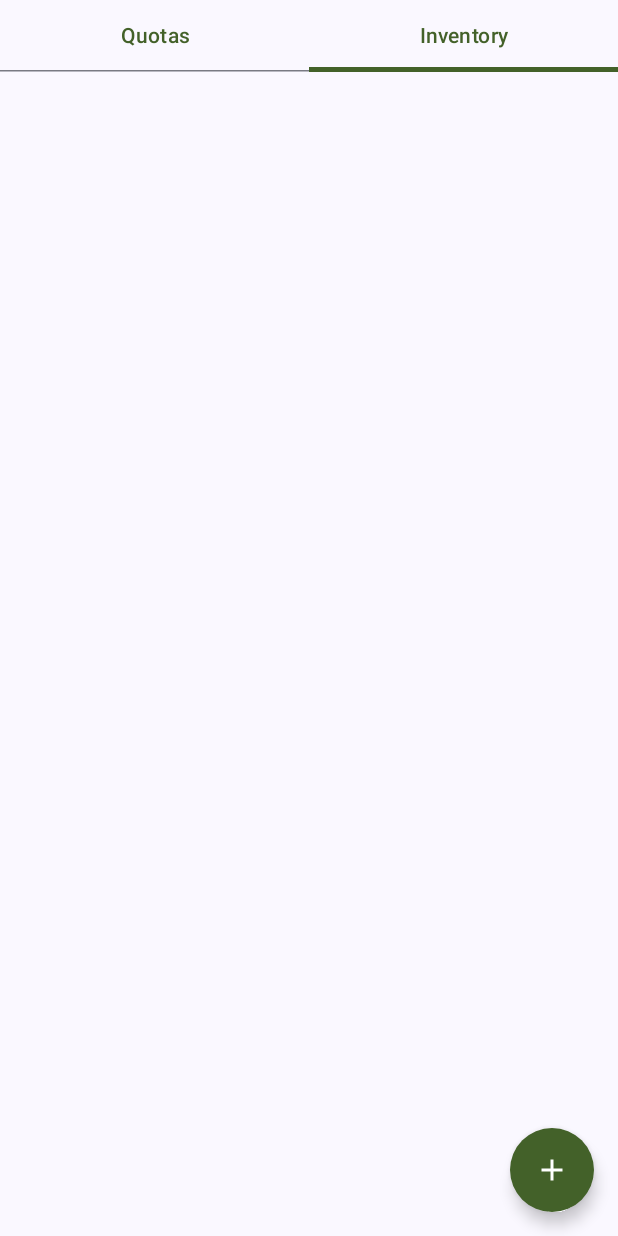
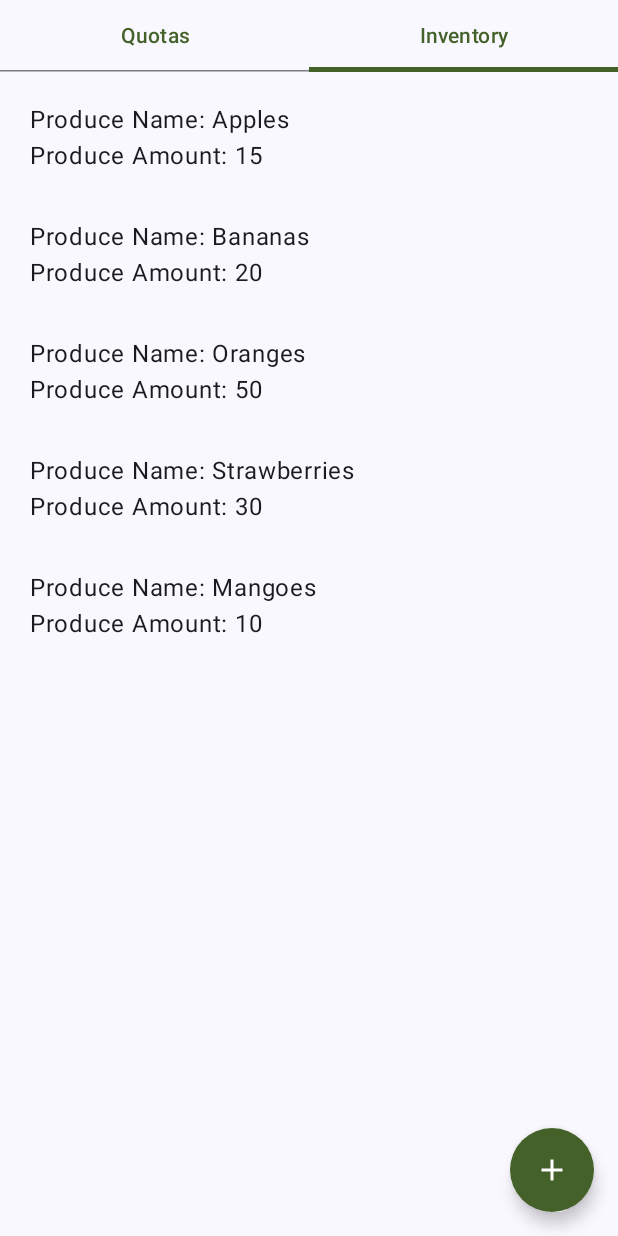
Before and after one commit to adshayanB/ECE452, an Android app built with Jetpack Compose: the composable HomeScreenView shown on its own in the app's theme, tab 2 chosen, on a phone screen of 412 x 824 dp. Run offline under Robolectric (Android 15) with nearby library versions, the phone set to English and light mode, and no system bars; our stand-ins replace Dagger/Hilt's generated code.

Commit message:
Add hardcoded transactions and inventory info for mock demo purposes, refactor code so that repository related data classes are placed inside

```diff
--- a/app/src/main/java/com/example/farmeraid/data/InventoryRepository.kt
+++ b/app/src/main/java/com/example/farmeraid/data/InventoryRepository.kt
@@ -8,7 +8,13 @@ import kotlinx.coroutines.flow.flowOn
 
 class InventoryRepository {
 
-    private val inventory: MutableMap<String, Int> = HashMap<String, Int>()
+    private val inventory: MutableMap<String, Int> = mutableMapOf<String, Int>().apply {
+        put("Apples", 15)
+        put("Bananas", 20)
+        put("Oranges", 50)
+        put("Strawberries", 30)
+        put("Mangoes", 10)
+    }
 
     fun getInventory(): Flow<MutableMap<String, Int>> {
         return flow {
--- a/app/src/main/java/com/example/farmeraid/data/QuotasRepository.kt
+++ b/app/src/main/java/com/example/farmeraid/data/QuotasRepository.kt
@@ -7,75 +7,87 @@ import kotlinx.coroutines.flow.flow
 import kotlinx.coroutines.flow.flowOn
 
 class QuotasRepository {
-    fun getCategorizedQuotas(): Flow<List<HomeModel.Quota>> {
-        return flow {
-            val quotasList = listOf(HomeModel.Quota(
+    data class ProduceQuota(
+        val produceName : String,
+        val produceSoldAmount : Int,
+        val produceGoalAmount : Int,
+    )
+
+    data class Quota(
+        val marketName : String,
+        val produceQuotaList : List<ProduceQuota>,
+    )
+
+    private val quotasList: MutableList<Quota> = mutableListOf(Quota(
         marketName = "St. Jacob's",
         produceQuotaList = listOf(
-                    HomeModel.ProduceQuota(
+            ProduceQuota(
                 produceName = "Apple",
                 produceGoalAmount = 25,
                 produceSoldAmount = 10,
             ),
-                    HomeModel.ProduceQuota(
+            ProduceQuota(
                 produceName = "Bananas",
                 produceGoalAmount = 10,
                 produceSoldAmount = 9,
             ),
         )
-            ), HomeModel.Quota(
+    ), Quota(
         marketName = "St. Lawrence",
         produceQuotaList = listOf(
-                    HomeModel.ProduceQuota(
+            ProduceQuota(
                 produceName = "Carrots",
                 produceGoalAmount = 15,
                 produceSoldAmount = 10,
             ),
-                    HomeModel.ProduceQuota(
+            ProduceQuota(
                 produceName = "Oranges",
                 produceGoalAmount = 24,
                 produceSoldAmount = 7,
             ),
         )
-            ), HomeModel.Quota(
+    ), Quota(
         marketName = "Another one",
         produceQuotaList = listOf(
-                    HomeModel.ProduceQuota(
+            ProduceQuota(
                 produceName = "Apples",
                 produceGoalAmount = 4,
                 produceSoldAmount = 3,
             ),
-                    HomeModel.ProduceQuota(
+            ProduceQuota(
                 produceName = "Bananas",
                 produceGoalAmount = 10,
                 produceSoldAmount = 1,
             ),
-                    HomeModel.ProduceQuota(
+            ProduceQuota(
                 produceName = "Pears",
                 produceGoalAmount = 5,
                 produceSoldAmount = 0,
             ),
         )
-            ), HomeModel.Quota(
+    ), Quota(
         marketName = "Another one",
         produceQuotaList = listOf(
-                    HomeModel.ProduceQuota(
+            ProduceQuota(
                 produceName = "Apples",
                 produceGoalAmount = 4,
                 produceSoldAmount = 3,
             ),
-                    HomeModel.ProduceQuota(
+            ProduceQuota(
                 produceName = "Bananas",
                 produceGoalAmount = 10,
                 produceSoldAmount = 1,
             ),
-                    HomeModel.ProduceQuota(
+            ProduceQuota(
                 produceName = "Pears",
                 produceGoalAmount = 5,
                 produceSoldAmount = 0,
             ),
         )
     ))
+
+    fun getCategorizedQuotas(): Flow<MutableList<Quota>> {
+        return flow {
             emit(quotasList)
         }.flowOn(Dispatchers.IO)
     }
--- a/app/src/main/java/com/example/farmeraid/home/HomeViewModel.kt
+++ b/app/src/main/java/com/example/farmeraid/home/HomeViewModel.kt
@@ -7,7 +7,6 @@ import com.example.farmeraid.data.InventoryRepository
 import com.example.farmeraid.data.QuotasRepository
 import com.example.farmeraid.home.model.HomeModel
 import com.example.farmeraid.home.model.HomeModel.Tab
-import com.example.farmeraid.home.model.HomeModel.Produce
 import com.example.farmeraid.home.model.HomeModel.HomeViewState
 import com.example.farmeraid.navigation.AppNavigator
 import com.example.farmeraid.snackbar.SnackbarDelegate
@@ -30,14 +29,14 @@ class HomeViewModel @Inject constructor(
     val state: StateFlow<HomeViewState>
         get() = _state
 
-    private val quotasList: Flow<List<HomeModel.Quota>> = quotasRepository.getCategorizedQuotas()
+    private val quotasList: Flow<List<QuotasRepository.Quota>> = quotasRepository.getCategorizedQuotas()
     private val inventory: Flow<MutableMap<String, Int>> = inventoryRepository.getInventory()
     private val selectedTab: MutableStateFlow<Tab> = MutableStateFlow(_state.value.selectedTab)
 
     init {
         viewModelScope.launch {
             combine(quotasList, inventory, selectedTab) {
-                    quotasList: List<HomeModel.Quota>, inventory: MutableMap<String, Int>, selectedTab: Tab ->
+                    quotasList: List<QuotasRepository.Quota>, inventory: MutableMap<String, Int>, selectedTab: Tab ->
                 HomeViewState(
                     quotasList = quotasList,
                     inventory = inventory,
--- a/app/src/main/java/com/example/farmeraid/home/model/HomeModel.kt
+++ b/app/src/main/java/com/example/farmeraid/home/model/HomeModel.kt
@@ -1,39 +1,10 @@
 package com.example.farmeraid.home.model
 
+import com.example.farmeraid.data.QuotasRepository
 import com.example.farmeraid.navigation.NavRoute
 import com.example.farmeraid.uicomponents.models.UiComponentModel
 
 class HomeModel {
-    data class Produce(
-        val produceName: String,
-        val produceAmount: Int,
-    )
-
-    data class ProduceQuota(
-        val produceName : String,
-        val produceSoldAmount : Int,
-        val produceGoalAmount : Int,
-    )
-
-    data class Quota(
-        val marketName : String,
-        val produceQuotaList : List<ProduceQuota>,
-    )
-
-    enum class TransactionType {
-        HARVEST,
-        SELL,
-        DONATE,
-        ALL
-    }
-    data class Transaction(
-        val transactionId: Int,
-        val transactionType: TransactionType,
-        val produceChanges: MutableMap<String, Int>,
-        val locationName: String, // either market name for "SELL" or community fridge name for "DONATE"
-        val transactionMessage: String
-    )
-
     sealed class Tab(val index : Int, val name : String) {
         object Quotas : Tab(0, "Quotas")
         object Inventory : Tab(1, "Inventory")
@@ -41,7 +12,7 @@ class HomeModel {
 
     data class HomeViewState(
         val inventory: MutableMap<String, Int> = HashMap<String, Int>(),
-        val quotasList: List<Quota> = emptyList(),
+        val quotasList: List<QuotasRepository.Quota> = emptyList(),
         val selectedTab: Tab = Tab.Quotas,
     )
 }
--- a/app/src/main/java/com/example/farmeraid/home/views/HomeScreenView.kt
+++ b/app/src/main/java/com/example/farmeraid/home/views/HomeScreenView.kt
@@ -96,8 +96,11 @@ fun HomeScreenView() {
                     QuotaItem(quota = quota)
                 }
             } else {
-                items(state.inventoryList) {
-
+                items(state.inventory.toList()) { (produceName, produceAmount) ->
+                    Column {
+                        Text(text = "Produce Name: $produceName")
+                        Text(text = "Produce Amount: $produceAmount")
+                    }
                 }
             }
         }
```
Also changed, not shown: app/src/main/java/com/example/farmeraid/data/TransactionRepository.kt (+40 -13 lines), app/src/main/java/com/example/farmeraid/home/views/QuotaItem.kt (+5 -4 lines). Lines whose indentation alone changed are shown as unchanged.
